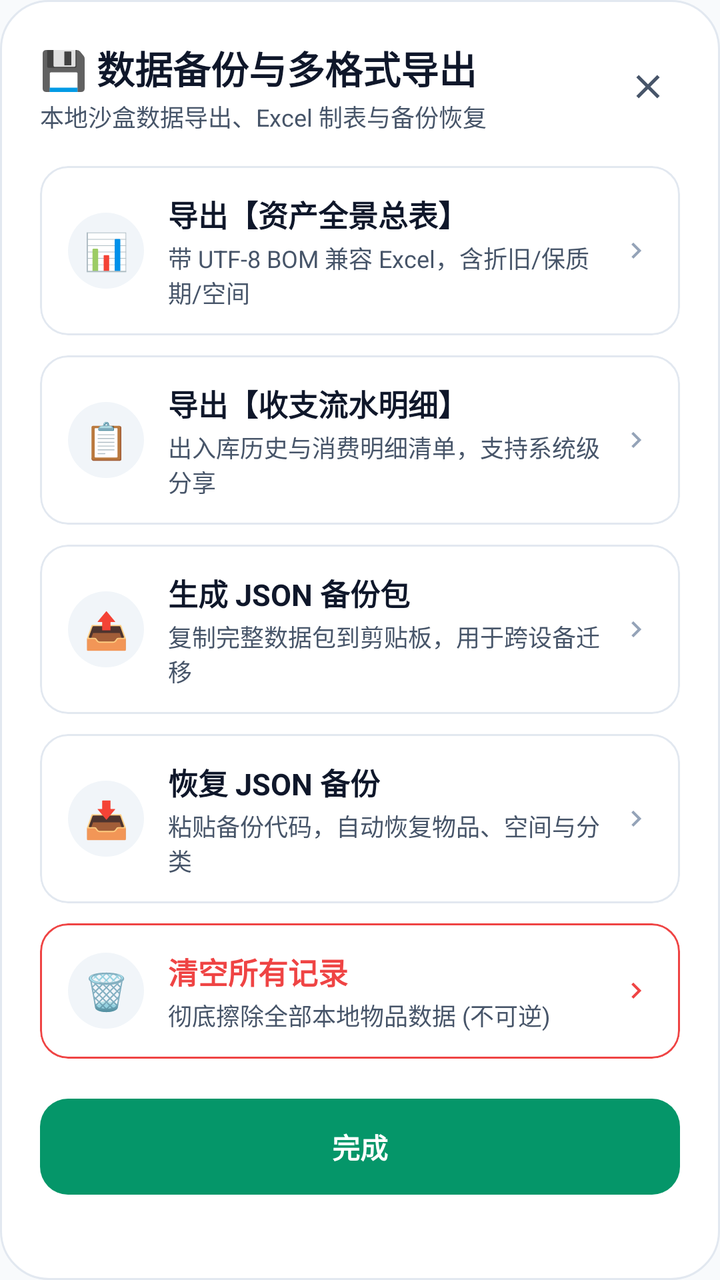
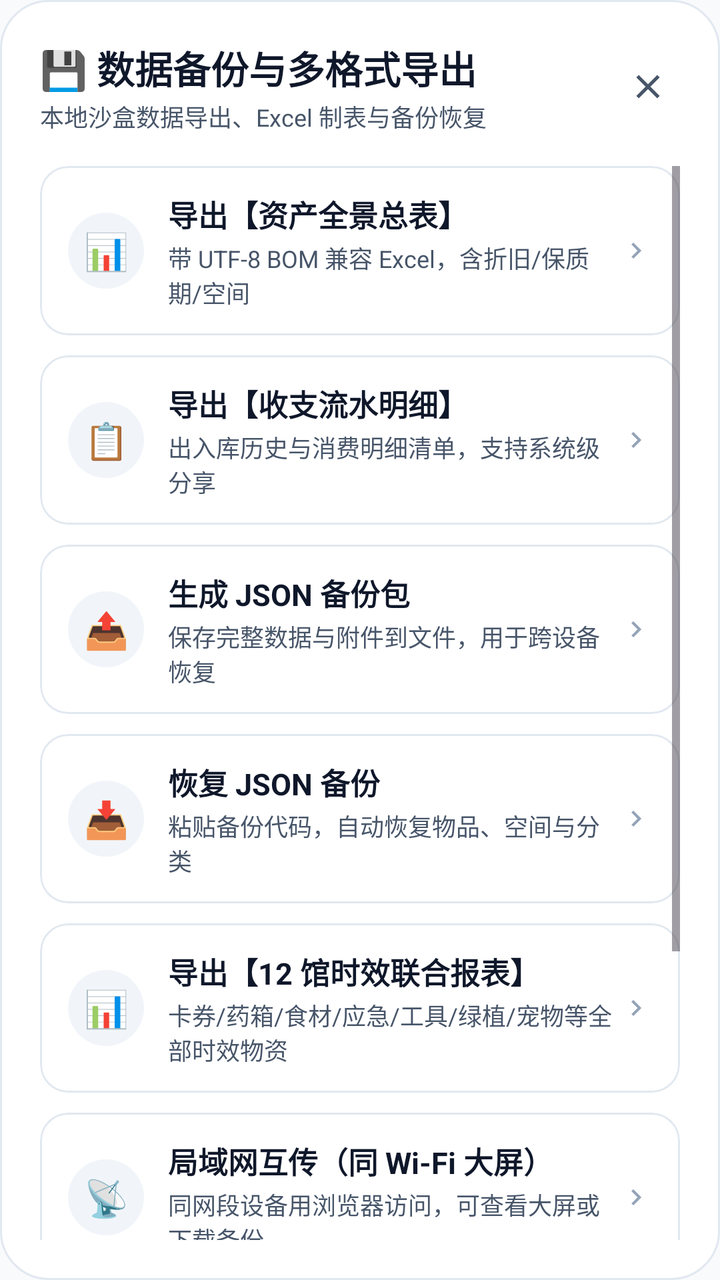

An Android layout rendered at two revisions. The XML below is the earlier revision; the diff shows what the commit changed to produce the second picture.
<!-- AndroidManifest.xml: application theme Theme.DiaperTracker -->
<!-- res/layout/dialog_backup_manage.xml -->
<?xml version="1.0" encoding="utf-8"?>
<LinearLayout
    xmlns:android="http://schemas.android.com/apk/res/android"
    xmlns:app="http://schemas.android.com/apk/res-auto"
    android:layout_width="match_parent"
    android:layout_height="wrap_content"
    android:orientation="vertical"
    android:background="@drawable/bg_dialog_card"
    android:padding="20dp">

    
    <LinearLayout
        android:layout_width="match_parent"
        android:layout_height="wrap_content"
        android:orientation="horizontal"
        android:gravity="center_vertical"
        android:layout_marginBottom="16dp">

        <LinearLayout
            android:layout_width="0dp"
            android:layout_height="wrap_content"
            android:layout_weight="1"
            android:orientation="vertical">

            <TextView
                android:layout_width="wrap_content"
                android:layout_height="wrap_content"
                android:text="💾 数据备份与多格式导出"
                android:textSize="19sp"
                android:textStyle="bold"
                android:textColor="@color/text_primary"
                android:fontFamily="sans-serif-medium" />

            <TextView
                android:layout_width="wrap_content"
                android:layout_height="wrap_content"
                android:text="本地沙盒数据导出、Excel 制表与备份恢复"
                android:textSize="12sp"
                android:textColor="@color/text_secondary"
                android:layout_marginTop="2dp" />
        </LinearLayout>

        <ImageView
            android:id="@+id/btn_close_backup_dialog"
            android:layout_width="32dp"
            android:layout_height="32dp"
            android:padding="6dp"
            android:src="@drawable/ic_close"
            app:tint="@color/text_secondary"
            android:contentDescription="关闭"
            android:clickable="true"
            android:focusable="true"
            android:background="?attr/selectableItemBackgroundBorderless" />
    </LinearLayout>

    <ScrollView
        android:layout_width="match_parent"
        android:layout_height="wrap_content"
        android:maxHeight="420dp"
        android:overScrollMode="never">

        <LinearLayout
            android:layout_width="match_parent"
            android:layout_height="wrap_content"
            android:orientation="vertical">

            
            <com.google.android.material.card.MaterialCardView
                android:id="@+id/btn_export_assets_csv"
                android:layout_width="match_parent"
                android:layout_height="wrap_content"
                android:layout_marginBottom="10dp"
                app:cardCornerRadius="14dp"
                app:cardElevation="0dp"
                app:cardBackgroundColor="@color/card"
                app:strokeColor="@color/card_border"
                app:strokeWidth="1dp"
                android:clickable="true"
                android:focusable="true"
                android:foreground="?attr/selectableItemBackground">

                <LinearLayout
                    android:layout_width="match_parent"
                    android:layout_height="wrap_content"
                    android:orientation="horizontal"
                    android:gravity="center_vertical"
                    android:paddingHorizontal="14dp"
                    android:paddingVertical="13dp">

                    <TextView
                        android:layout_width="38dp"
                        android:layout_height="38dp"
                        android:gravity="center"
                        android:text="📊"
                        android:textSize="18sp"
                        android:background="@drawable/bg_icon_circle"
                        android:backgroundTint="@color/input_bg" />

                    <LinearLayout
                        android:layout_width="0dp"
                        android:layout_height="wrap_content"
                        android:layout_weight="1"
                        android:layout_marginStart="12dp"
                        android:orientation="vertical">

                        <TextView
                            android:layout_width="wrap_content"
                            android:layout_height="wrap_content"
                            android:text="导出【资产全景总表】"
                            android:textSize="15sp"
                            android:textStyle="bold"
                            android:textColor="@color/text_primary" />

                        <TextView
                            android:layout_width="wrap_content"
                            android:layout_height="wrap_content"
                            android:text="带 UTF-8 BOM 兼容 Excel，含折旧/保质期/空间"
                            android:textSize="12sp"
                            android:textColor="@color/text_secondary"
                            android:layout_marginTop="2dp" />
                    </LinearLayout>

                    <ImageView
                        android:layout_width="16dp"
                        android:layout_height="16dp"
                        android:src="@drawable/ic_arrow_right"
                        app:tint="@color/text_hint"
                        android:contentDescription="导出" />
                </LinearLayout>
            </com.google.android.material.card.MaterialCardView>

            
            <com.google.android.material.card.MaterialCardView
                android:id="@+id/btn_export_timeline_csv"
                android:layout_width="match_parent"
                android:layout_height="wrap_content"
                android:layout_marginBottom="10dp"
                app:cardCornerRadius="14dp"
                app:cardElevation="0dp"
                app:cardBackgroundColor="@color/card"
                app:strokeColor="@color/card_border"
                app:strokeWidth="1dp"
                android:clickable="true"
                android:focusable="true"
                android:foreground="?attr/selectableItemBackground">

                <LinearLayout
                    android:layout_width="match_parent"
                    android:layout_height="wrap_content"
                    android:orientation="horizontal"
                    android:gravity="center_vertical"
                    android:paddingHorizontal="14dp"
                    android:paddingVertical="13dp">

                    <TextView
                        android:layout_width="38dp"
                        android:layout_height="38dp"
                        android:gravity="center"
                        android:text="📋"
                        android:textSize="18sp"
                        android:background="@drawable/bg_icon_circle"
                        android:backgroundTint="@color/input_bg" />

                    <LinearLayout
                        android:layout_width="0dp"
                        android:layout_height="wrap_content"
                        android:layout_weight="1"
                        android:layout_marginStart="12dp"
                        android:orientation="vertical">

                        <TextView
                            android:layout_width="wrap_content"
                            android:layout_height="wrap_content"
                            android:text="导出【收支流水明细】"
                            android:textSize="15sp"
                            android:textStyle="bold"
                            android:textColor="@color/text_primary" />

                        <TextView
                            android:layout_width="wrap_content"
                            android:layout_height="wrap_content"
                            android:text="出入库历史与消费明细清单，支持系统级分享"
                            android:textSize="12sp"
                            android:textColor="@color/text_secondary"
                            android:layout_marginTop="2dp" />
                    </LinearLayout>

                    <ImageView
                        android:layout_width="16dp"
                        android:layout_height="16dp"
                        android:src="@drawable/ic_arrow_right"
                        app:tint="@color/text_hint"
                        android:contentDescription="导出" />
                </LinearLayout>
            </com.google.android.material.card.MaterialCardView>

            
            <com.google.android.material.card.MaterialCardView
                android:id="@+id/btn_export_json_backup"
                android:layout_width="match_parent"
                android:layout_height="wrap_content"
                android:layout_marginBottom="10dp"
                app:cardCornerRadius="14dp"
                app:cardElevation="0dp"
                app:cardBackgroundColor="@color/card"
                app:strokeColor="@color/card_border"
                app:strokeWidth="1dp"
                android:clickable="true"
                android:focusable="true"
                android:foreground="?attr/selectableItemBackground">

                <LinearLayout
                    android:layout_width="match_parent"
                    android:layout_height="wrap_content"
                    android:orientation="horizontal"
                    android:gravity="center_vertical"
                    android:paddingHorizontal="14dp"
                    android:paddingVertical="13dp">

                    <TextView
                        android:layout_width="38dp"
                        android:layout_height="38dp"
                        android:gravity="center"
                        android:text="📤"
                        android:textSize="18sp"
                        android:background="@drawable/bg_icon_circle"
                        android:backgroundTint="@color/input_bg" />

                    <LinearLayout
                        android:layout_width="0dp"
                        android:layout_height="wrap_content"
                        android:layout_weight="1"
                        android:layout_marginStart="12dp"
                        android:orientation="vertical">

                        <TextView
                            android:layout_width="wrap_content"
                            android:layout_height="wrap_content"
                            android:text="生成 JSON 备份包"
                            android:textSize="15sp"
                            android:textStyle="bold"
                            android:textColor="@color/text_primary" />

                        <TextView
                            android:layout_width="wrap_content"
                            android:layout_height="wrap_content"
                            android:text="复制完整数据包到剪贴板，用于跨设备迁移"
                            android:textSize="12sp"
                            android:textColor="@color/text_secondary"
                            android:layout_marginTop="2dp" />
                    </LinearLayout>

                    <ImageView
                        android:layout_width="16dp"
                        android:layout_height="16dp"
                        android:src="@drawable/ic_arrow_right"
                        app:tint="@color/text_hint"
                        android:contentDescription="复制" />
                </LinearLayout>
            </com.google.android.material.card.MaterialCardView>

            
            <com.google.android.material.card.MaterialCardView
                android:id="@+id/btn_import_json_backup"
                android:layout_width="match_parent"
                android:layout_height="wrap_content"
                android:layout_marginBottom="10dp"
                app:cardCornerRadius="14dp"
                app:cardElevation="0dp"
                app:cardBackgroundColor="@color/card"
                app:strokeColor="@color/card_border"
                app:strokeWidth="1dp"
                android:clickable="true"
                android:focusable="true"
                android:foreground="?attr/selectableItemBackground">

                <LinearLayout
                    android:layout_width="match_parent"
                    android:layout_height="wrap_content"
                    android:orientation="horizontal"
                    android:gravity="center_vertical"
                    android:paddingHorizontal="14dp"
                    android:paddingVertical="13dp">

                    <TextView
                        android:layout_width="38dp"
                        android:layout_height="38dp"
                        android:gravity="center"
                        android:text="📥"
                        android:textSize="18sp"
                        android:background="@drawable/bg_icon_circle"
                        android:backgroundTint="@color/input_bg" />

                    <LinearLayout
                        android:layout_width="0dp"
                        android:layout_height="wrap_content"
                        android:layout_weight="1"
                        android:layout_marginStart="12dp"
                        android:orientation="vertical">

                        <TextView
                            android:layout_width="wrap_content"
                            android:layout_height="wrap_content"
                            android:text="恢复 JSON 备份"
                            android:textSize="15sp"
                            android:textStyle="bold"
                            android:textColor="@color/text_primary" />

                        <TextView
                            android:layout_width="wrap_content"
                            android:layout_height="wrap_content"
                            android:text="粘贴备份代码，自动恢复物品、空间与分类"
                            android:textSize="12sp"
                            android:textColor="@color/text_secondary"
                            android:layout_marginTop="2dp" />
                    </LinearLayout>

                    <ImageView
                        android:layout_width="16dp"
                        android:layout_height="16dp"
                        android:src="@drawable/ic_arrow_right"
                        app:tint="@color/text_hint"
                        android:contentDescription="导入" />
                </LinearLayout>
            </com.google.android.material.card.MaterialCardView>

            
            <com.google.android.material.card.MaterialCardView
                android:id="@+id/btn_clear_all_data"
                android:layout_width="match_parent"
                android:layout_height="wrap_content"
                android:layout_marginBottom="4dp"
                app:cardCornerRadius="14dp"
                app:cardElevation="0dp"
                app:cardBackgroundColor="@color/card"
                app:strokeColor="@color/danger"
                app:strokeWidth="1dp"
                android:clickable="true"
                android:focusable="true"
                android:foreground="?attr/selectableItemBackground">

                <LinearLayout
                    android:layout_width="match_parent"
                    android:layout_height="wrap_content"
                    android:orientation="horizontal"
                    android:gravity="center_vertical"
                    android:paddingHorizontal="14dp"
                    android:paddingVertical="13dp">

                    <TextView
                        android:layout_width="38dp"
                        android:layout_height="38dp"
                        android:gravity="center"
                        android:text="🗑️"
                        android:textSize="18sp"
                        android:background="@drawable/bg_icon_circle"
                        android:backgroundTint="@color/input_bg" />

                    <LinearLayout
                        android:layout_width="0dp"
                        android:layout_height="wrap_content"
                        android:layout_weight="1"
                        android:layout_marginStart="12dp"
                        android:orientation="vertical">

                        <TextView
                            android:layout_width="wrap_content"
                            android:layout_height="wrap_content"
                            android:text="清空所有记录"
                            android:textSize="15sp"
                            android:textStyle="bold"
                            android:textColor="@color/danger" />

                        <TextView
                            android:layout_width="wrap_content"
                            android:layout_height="wrap_content"
                            android:text="彻底擦除全部本地物品数据 (不可逆)"
                            android:textSize="12sp"
                            android:textColor="@color/text_secondary"
                            android:layout_marginTop="2dp" />
                    </LinearLayout>

                    <ImageView
                        android:layout_width="16dp"
                        android:layout_height="16dp"
                        android:src="@drawable/ic_arrow_right"
                        app:tint="@color/danger"
                        android:contentDescription="清空" />
                </LinearLayout>
            </com.google.android.material.card.MaterialCardView>

        </LinearLayout>
    </ScrollView>

    <Button
        android:id="@+id/btn_done_backup_dialog"
        android:layout_width="match_parent"
        android:layout_height="48dp"
        android:layout_marginTop="16dp"
        android:text="完成"
        android:textSize="14sp"
        android:textStyle="bold"
        android:textColor="@color/white"
        android:background="@drawable/bg_btn_primary"
        style="?android:attr/borderlessButtonStyle" />

</LinearLayout>
<!-- resources referenced by this layout -->
<resources>
  <color name="card">#FFFFFF</color>
  <color name="card_border">#E2E8F0</color>
  <color name="danger">#EF4444</color>
  <color name="input_bg">#F1F5F9</color>
  <color name="text_hint">#94A3B8</color>
  <color name="text_primary">#0F172A</color>
  <color name="text_secondary">#475569</color>
  <color name="white">#FFFFFF</color>
  <!-- drawable bg_btn_primary (drawable) -->
  <?xml version="1.0" encoding="utf-8"?>
  <ripple xmlns:android="http://schemas.android.com/apk/res/android"
      android:color="#40FFFFFF">
      <item>
          <shape android:shape="rectangle">
              <gradient
                  android:angle="135"
                  android:startColor="#10B981"
                  android:endColor="#059669" />
              <corners android:radius="14dp" />
          </shape>
      </item>
  </ripple>
  <!-- drawable bg_dialog_card (drawable) -->
  <?xml version="1.0" encoding="utf-8"?>
  <shape xmlns:android="http://schemas.android.com/apk/res/android"
      android:shape="rectangle">
      <solid android:color="@color/card" />
      <corners android:radius="24dp" />
      <stroke
          android:width="1dp"
          android:color="@color/card_border" />
  </shape>
  <!-- drawable bg_icon_circle (drawable) -->
  <?xml version="1.0" encoding="utf-8"?>
  <shape xmlns:android="http://schemas.android.com/apk/res/android"
      android:shape="oval">
      <gradient
          android:type="linear"
          android:angle="135"
          android:startColor="#10B981"
          android:endColor="#059669" />
  </shape>
  <!-- drawable ic_arrow_right (drawable) -->
  <vector xmlns:android="http://schemas.android.com/apk/res/android"
      android:width="24dp"
      android:height="24dp"
      android:viewportWidth="24"
      android:viewportHeight="24">
      <path
          android:fillColor="@color/text_secondary"
          android:pathData="M8.59,16.59L13.17,12L8.59,7.41L10,6l6,6l-6,6L8.59,16.59z" />
  </vector>
  <!-- drawable ic_close (drawable) -->
  <vector xmlns:android="http://schemas.android.com/apk/res/android"
      android:width="24dp"
      android:height="24dp"
      android:viewportWidth="24"
      android:viewportHeight="24">
      <path
          android:fillColor="#FFFFFFFF"
          android:pathData="M19,6.41L17.59,5 12,10.59 6.41,5 5,6.41 10.59,12 5,17.59 6.41,19 12,13.41 17.59,19 19,17.59 13.41,12z" />
  </vector>
  <style name="Theme.DiaperTracker" parent="Theme.Material3.DayNight.NoActionBar">
          <item name="colorPrimary">@color/primary</item>
          <item name="colorPrimaryDark">@color/primary_dark</item>
          <item name="colorSecondary">@color/accent</item>
          <item name="android:colorBackground">@color/background</item>
          <item name="android:statusBarColor">@color/primary_dark</item>
          <item name="android:windowLightStatusBar">false</item>
          <item name="android:navigationBarColor">@color/card</item>
          <item name="android:windowLightNavigationBar">true</item>
      </style>
  <color name="primary">#059669</color>
  <color name="primary_dark">#047857</color>
  <color name="accent">#F59E0B</color>
  <color name="background">#F8FAFC</color>
</resources>

<!-- the commit's change to res/layout/dialog_backup_manage.xml (unified diff, before → after) -->
@@ -244,7 +244,7 @@
                         <TextView
                             android:layout_width="wrap_content"
                             android:layout_height="wrap_content"
-                            android:text="复制完整数据包到剪贴板，用于跨设备迁移"
+                            android:text="保存完整数据与附件到文件，用于跨设备恢复"
                             android:textSize="12sp"
                             android:textColor="@color/text_secondary"
                             android:layout_marginTop="2dp" />
@@ -321,6 +321,201 @@
                         android:src="@drawable/ic_arrow_right"
                         app:tint="@color/text_hint"
                         android:contentDescription="导入" />
+                </LinearLayout>
+            </com.google.android.material.card.MaterialCardView>
+
+            
+            <com.google.android.material.card.MaterialCardView
+                android:id="@+id/btn_export_all_vaults_csv"
+                android:layout_width="match_parent"
+                android:layout_height="wrap_content"
+                android:layout_marginBottom="10dp"
+                app:cardCornerRadius="14dp"
+                app:cardElevation="0dp"
+                app:cardBackgroundColor="@color/card"
+                app:strokeColor="@color/card_border"
+                app:strokeWidth="1dp"
+                android:clickable="true"
+                android:focusable="true"
+                android:foreground="?attr/selectableItemBackground">
+
+                <LinearLayout
+                    android:layout_width="match_parent"
+                    android:layout_height="wrap_content"
+                    android:orientation="horizontal"
+                    android:gravity="center_vertical"
+                    android:paddingHorizontal="14dp"
+                    android:paddingVertical="13dp">
+
+                    <TextView
+                        android:layout_width="38dp"
+                        android:layout_height="38dp"
+                        android:gravity="center"
+                        android:text="📊"
+                        android:textSize="18sp"
+                        android:background="@drawable/bg_icon_circle"
+                        android:backgroundTint="@color/input_bg" />
+
+                    <LinearLayout
+                        android:layout_width="0dp"
+                        android:layout_height="wrap_content"
+                        android:layout_weight="1"
+                        android:layout_marginStart="12dp"
+                        android:orientation="vertical">
+
+                        <TextView
+                            android:layout_width="wrap_content"
+                            android:layout_height="wrap_content"
+                            android:text="导出【12 馆时效联合报表】"
+                            android:textSize="15sp"
+                            android:textStyle="bold"
+                            android:textColor="@color/text_primary" />
+
+                        <TextView
+                            android:layout_width="wrap_content"
+                            android:layout_height="wrap_content"
+                            android:text="卡券/药箱/食材/应急/工具/绿植/宠物等全部时效物资"
+                            android:textSize="12sp"
+                            android:textColor="@color/text_secondary"
+                            android:layout_marginTop="2dp" />
+                    </LinearLayout>
+
+                    <ImageView
+                        android:layout_width="16dp"
+                        android:layout_height="16dp"
+                        android:src="@drawable/ic_arrow_right"
+                        app:tint="@color/text_hint"
+                        android:contentDescription="导出" />
+                </LinearLayout>
+            </com.google.android.material.card.MaterialCardView>
+
+            
+            <com.google.android.material.card.MaterialCardView
+                android:id="@+id/btn_lan_share"
+                android:layout_width="match_parent"
+                android:layout_height="wrap_content"
+                android:layout_marginBottom="10dp"
+                app:cardCornerRadius="14dp"
+                app:cardElevation="0dp"
+                app:cardBackgroundColor="@color/card"
+                app:strokeColor="@color/card_border"
+                app:strokeWidth="1dp"
+                android:clickable="true"
+                android:focusable="true"
+                android:foreground="?attr/selectableItemBackground">
+
+                <LinearLayout
+                    android:layout_width="match_parent"
+                    android:layout_height="wrap_content"
+                    android:orientation="horizontal"
+                    android:gravity="center_vertical"
+                    android:paddingHorizontal="14dp"
+                    android:paddingVertical="13dp">
+
+                    <TextView
+                        android:layout_width="38dp"
+                        android:layout_height="38dp"
+                        android:gravity="center"
+                        android:text="📡"
+                        android:textSize="18sp"
+                        android:background="@drawable/bg_icon_circle"
+                        android:backgroundTint="@color/input_bg" />
+
+                    <LinearLayout
+                        android:layout_width="0dp"
+                        android:layout_height="wrap_content"
+                        android:layout_weight="1"
+                        android:layout_marginStart="12dp"
+                        android:orientation="vertical">
+
+                        <TextView
+                            android:layout_width="wrap_content"
+                            android:layout_height="wrap_content"
+                            android:text="局域网互传（同 Wi-Fi 大屏）"
+                            android:textSize="15sp"
+                            android:textStyle="bold"
+                            android:textColor="@color/text_primary" />
+
+                        <TextView
+                            android:layout_width="wrap_content"
+                            android:layout_height="wrap_content"
+                            android:text="同网段设备用浏览器访问，可查看大屏或下载备份"
+                            android:textSize="12sp"
+                            android:textColor="@color/text_secondary"
+                            android:layout_marginTop="2dp" />
+                    </LinearLayout>
+
+                    <ImageView
+                        android:layout_width="16dp"
+                        android:layout_height="16dp"
+                        android:src="@drawable/ic_arrow_right"
+                        app:tint="@color/text_hint"
+                        android:contentDescription="启动" />
+                </LinearLayout>
+            </com.google.android.material.card.MaterialCardView>
+
+            
+            <com.google.android.material.card.MaterialCardView
+                android:id="@+id/btn_storage_cleanup"
+                android:layout_width="match_parent"
+                android:layout_height="wrap_content"
+                android:layout_marginBottom="10dp"
+                app:cardCornerRadius="14dp"
+                app:cardElevation="0dp"
+                app:cardBackgroundColor="@color/card"
+                app:strokeColor="@color/card_border"
+                app:strokeWidth="1dp"
+                android:clickable="true"
+                android:focusable="true"
+                android:foreground="?attr/selectableItemBackground">
+
+                <LinearLayout
+                    android:layout_width="match_parent"
+                    android:layout_height="wrap_content"
+                    android:orientation="horizontal"
+                    android:gravity="center_vertical"
+                    android:paddingHorizontal="14dp"
+                    android:paddingVertical="13dp">
+
+                    <TextView
+                        android:layout_width="38dp"
+                        android:layout_height="38dp"
+                        android:gravity="center"
+                        android:text="🧹"
+                        android:textSize="18sp"
+                        android:background="@drawable/bg_icon_circle"
+                        android:backgroundTint="@color/input_bg" />
+
+                    <LinearLayout
+                        android:layout_width="0dp"
+                        android:layout_height="wrap_content"
+                        android:layout_weight="1"
+                        android:layout_marginStart="12dp"
+                        android:orientation="vertical">
+
+                        <TextView
+                            android:layout_width="wrap_content"
+                            android:layout_height="wrap_content"
+                            android:text="图片沙盒清理"
+                            android:textSize="15sp"
+                            android:textStyle="bold"
+                            android:textColor="@color/text_primary" />
+
+                        <TextView
+                            android:layout_width="wrap_content"
+                            android:layout_height="wrap_content"
+                            android:text="扫描孤立图片，一键清理或批量重压缩释放空间"
+                            android:textSize="12sp"
+                            android:textColor="@color/text_secondary"
+                            android:layout_marginTop="2dp" />
+                    </LinearLayout>
+
+                    <ImageView
+                        android:layout_width="16dp"
+                        android:layout_height="16dp"
+                        android:src="@drawable/ic_arrow_right"
+                        app:tint="@color/text_hint"
+                        android:contentDescription="清理" />
                 </LinearLayout>
             </com.google.android.material.card.MaterialCardView>
 
